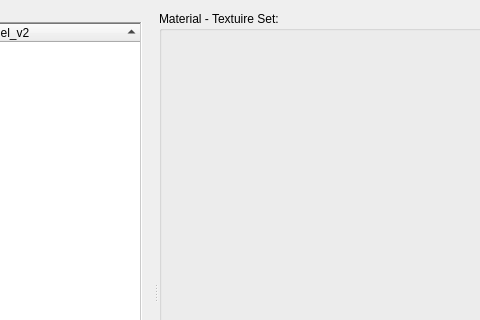
Old version of the form QtRMV2Widget/QRMV2Widget.ui in the repository mr-phazer/QRMV2Widget; both pictures show x 136 to 616 and y 0 to 320 of the 851 by 584 pixel window.
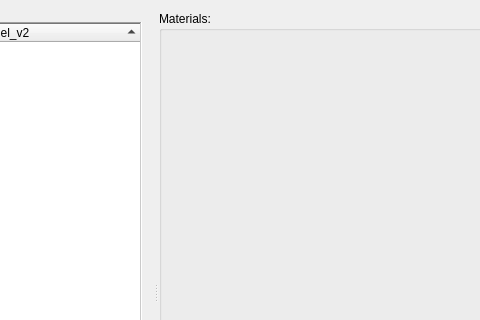
New version of the form.

What changed in the file:
```diff
--- a/QtRMV2Widget/QRMV2Widget.ui
+++ b/QtRMV2Widget/QRMV2Widget.ui
@@ -190,7 +190,7 @@
        </size>
       </property>
       <property name="title">
-       <string>Material - Textuire Set:</string>
+       <string>Materials:</string>
       </property>
       <property name="checkable">
        <bool>false</bool>
```
